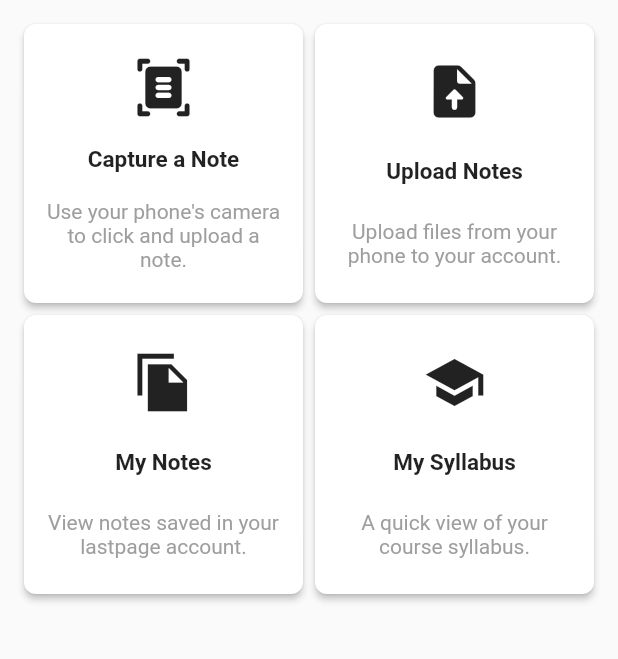
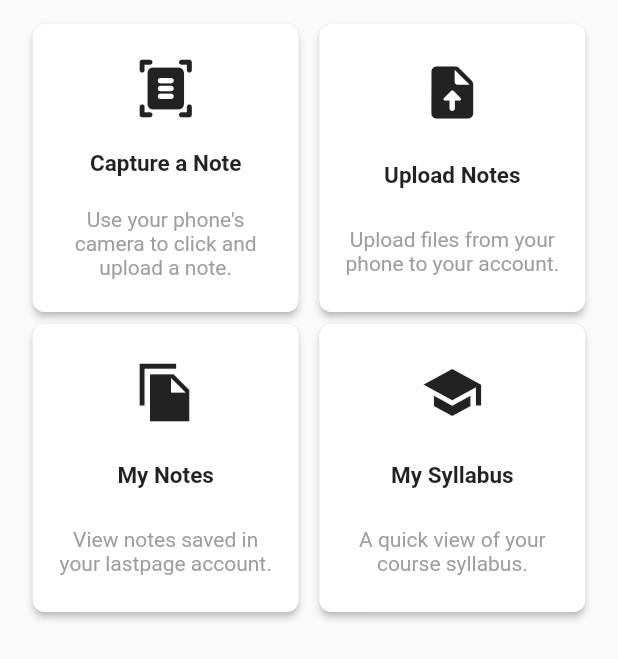
Before and after one commit to silverback-robot/lastpage-android, a Flutter app: the screen it shows once a user with an empty profile is signed in, on a phone screen of 412 x 824 dp. Shown: the top 659 px of the screen. Run offline on Flutter 3.47's test engine with Material 2 defaults, Android fonts, the phone set to English and light mode, and no system bars; our stand-ins replace cloud_firestore, firebase_auth, firebase_core, firebase_storage, image_picker; accounts and stored records are empty.

Commit message:
Replace GridView with ListView for simplicity

```diff
--- a/lib/screens/dashboard.dart
+++ b/lib/screens/dashboard.dart
@@ -10,8 +10,12 @@ class UserDashboard extends StatelessWidget {
     return Scaffold(
       body: Padding(
         padding: const EdgeInsets.all(12.0),
-        child: GridView.count(
-          crossAxisCount: 2,
+        child: ListView(shrinkWrap: true, children: [
+          Column(
+            mainAxisAlignment: MainAxisAlignment.center,
+            children: [
+              Row(
+                mainAxisAlignment: MainAxisAlignment.spaceEvenly,
                 children: [
                   DashboardCard(
                     icon: Icons.document_scanner_rounded,
@@ -23,9 +27,15 @@ class UserDashboard extends StatelessWidget {
                   DashboardCard(
                     icon: Icons.upload_file_rounded,
                     title: "Upload Notes",
-              description: "Upload files from your phone to your account.",
+                    description:
+                        "Upload files from your phone to your account.",
                     onTapAction: () {},
                   ),
+                ],
+              ),
+              Row(
+                mainAxisAlignment: MainAxisAlignment.spaceEvenly,
+                children: [
                   DashboardCard(
                     icon: Icons.file_copy_sharp,
                     title: "My Notes",
@@ -40,6 +50,9 @@ class UserDashboard extends StatelessWidget {
                   ),
                 ],
               ),
+            ],
+          ),
+        ]),
       ),
     );
   }
--- a/lib/widgets/dashboard/dashboard_cards.dart
+++ b/lib/widgets/dashboard/dashboard_cards.dart
@@ -16,7 +16,10 @@ class DashboardCard extends StatelessWidget {
 
   @override
   Widget build(BuildContext context) {
-    return Card(
+    return SizedBox(
+      width: MediaQuery.of(context).size.width * 0.45,
+      height: 200,
+      child: Card(
         elevation: 2,
         shape: RoundedRectangleBorder(
           borderRadius: BorderRadius.circular(8),
@@ -52,6 +55,7 @@ class DashboardCard extends StatelessWidget {
             ),
           ),
         ),
+      ),
     );
   }
 }
```
Lines whose indentation alone changed are shown as unchanged.
